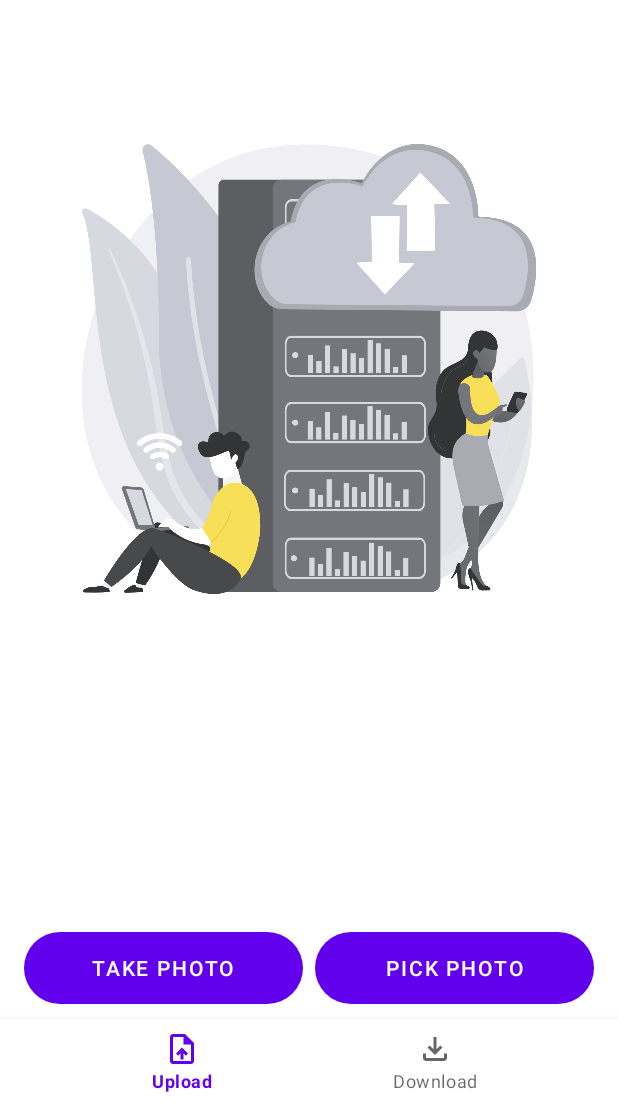
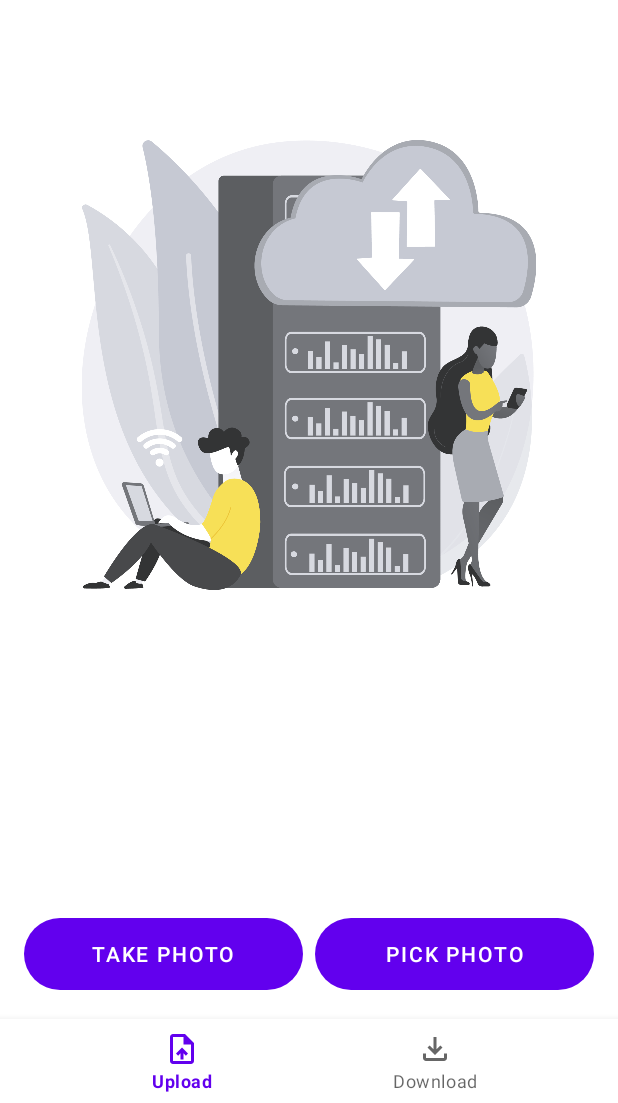
Before and after one commit to Nick-infinity/PaperStore, an Android app: the screen it shows after launch (MainActivity), on a phone screen of 412 x 824 dp, the part 133-1236 px from its top. Run offline under Robolectric (Android 15) with nearby library versions, the phone set to English and light mode, and no system bars.

Commit message:
Fix button styling in uploadScreen

```diff
--- a/app/src/main/res/layout/activity_main.xml
+++ b/app/src/main/res/layout/activity_main.xml
@@ -18,8 +18,6 @@
             android:layout_height="wrap_content"
             android:layout_gravity="bottom"
             android:elevation="10dp"
-
-
             app:menu="@menu/bottom_nav_menu"
             />
     </FrameLayout>
--- a/app/src/main/res/layout/fragment_upload_screen.xml
+++ b/app/src/main/res/layout/fragment_upload_screen.xml
@@ -14,7 +14,7 @@
         android:layout_marginLeft="4dp"
         android:layout_marginEnd="16dp"
         android:layout_marginRight="16dp"
-        android:layout_marginBottom="66dp"
+        android:layout_marginBottom="75dp"
         android:background="@drawable/button_corners"
         android:text="Pick Photo"
         app:layout_constraintBottom_toBottomOf="parent"
@@ -29,7 +29,7 @@
         android:layout_marginLeft="16dp"
         android:layout_marginEnd="4dp"
         android:layout_marginRight="4dp"
-        android:layout_marginBottom="66dp"
+        android:layout_marginBottom="75dp"
         android:background="@drawable/button_corners"
         android:text="Take Photo"
         app:layout_constraintBottom_toBottomOf="parent"
```
